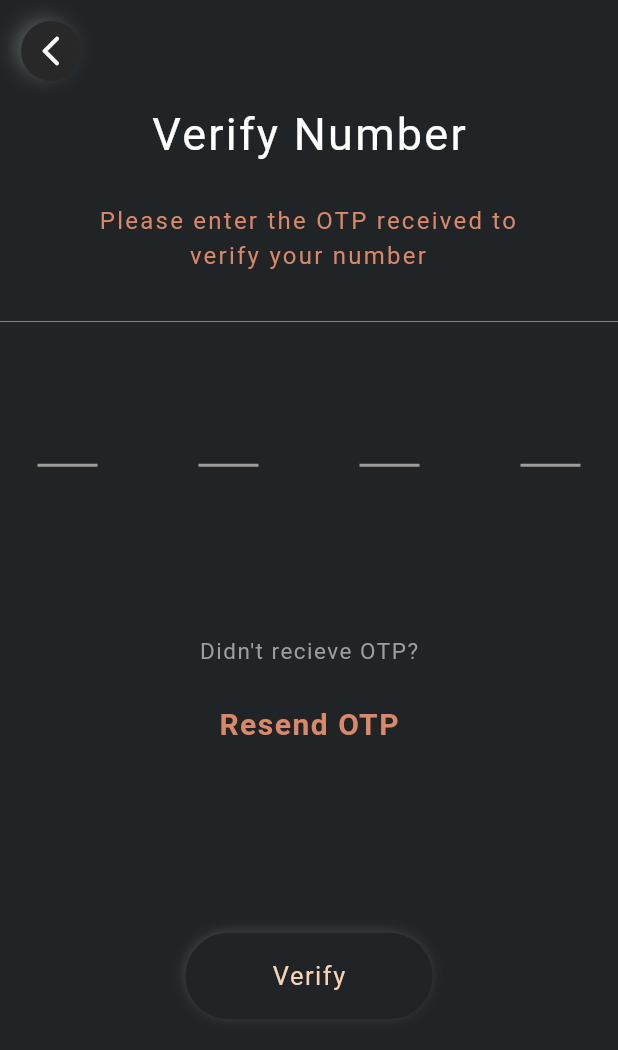
After one commit to b4si/Yuktidea-Machine-Test, a Flutter app: the OtpScreen screen opened directly, on a phone screen of 412 x 824 dp. The commit adds this screen. Shown: the top 1050 px of the screen. Run offline on Flutter 3.47's test engine with Material 3 defaults, Android fonts, the phone set to English and light mode, and no system bars; drawn by our look-alikes of pin_code_fields; our stand-ins replace dio, flutter_svg, flutter_widget_from_html; network calls fail.

Commit message:
Otp sending functioanily and UI

```diff
--- a/lib/controller/country_controller.dart
+++ b/lib/controller/country_controller.dart
@@ -1,9 +1,14 @@
 import 'package:dio/dio.dart';
 import 'package:flutter/material.dart';
+import 'package:flutter/widgets.dart';
 import 'package:muhammed_basil/model/country_list_model.dart';
 import 'package:muhammed_basil/services/country_list_services.dart';
 
 class CountryController with ChangeNotifier {
+  TextEditingController phoneNumberController = TextEditingController();
+  String selectedCountry = '';
+  String selectedCountryCode = '';
+  String selectedProfession = '';
   List<Datum> countryList = [];
   getCountryList() async {
     Response response = await CountryListService().getCountryList();
--- a/lib/main.dart
+++ b/lib/main.dart
@@ -1,5 +1,6 @@
 import 'package:flutter/material.dart';
 import 'package:muhammed_basil/controller/country_controller.dart';
+import 'package:muhammed_basil/controller/otp_controller.dart';
 import 'package:muhammed_basil/controller/terms_services_provider.dart';
 import 'package:muhammed_basil/view/on_boarding_screen.dart';
 import 'package:provider/provider.dart';
@@ -20,6 +21,9 @@ class MyApp extends StatelessWidget {
         ),
         ChangeNotifierProvider(
           create: (context) => CountryController(),
+        ),
+        ChangeNotifierProvider(
+          create: (context) => OtpController(),
         )
       ],
       builder: (context, child) => MaterialApp(
--- /dev/null
+++ b/lib/utils/common_colors.dart
@@ -0,0 +1,3 @@
+import 'package:flutter/material.dart';
+
+Color mainColor = const Color(0xFF212426);
--- /dev/null
+++ b/lib/view/otp_screen.dart
@@ -0,0 +1,129 @@
+import 'package:flutter/material.dart';
+import 'package:muhammed_basil/utils/common_colors.dart';
+import 'package:muhammed_basil/view/widgets/common_back_button.dart';
+import 'package:muhammed_basil/view/widgets/common_button.dart';
+import 'package:pin_code_fields/pin_code_fields.dart';
+
+class OtpScreen extends StatelessWidget {
+  const OtpScreen({super.key});
+
+  @override
+  Widget build(BuildContext context) {
+    Size size = MediaQuery.of(context).size;
+    return Scaffold(
+      resizeToAvoidBottomInset: false,
+      backgroundColor: mainColor,
+      body: SafeArea(
+        child: Column(
+          crossAxisAlignment: CrossAxisAlignment.start,
+          children: [
+            Padding(
+              padding: const EdgeInsets.all(14.0),
+              child: CommonBackButton(ontap: () {
+                Navigator.pop(context);
+              }),
+            ),
+            const Row(
+              mainAxisAlignment: MainAxisAlignment.center,
+              children: [
+                Text(
+                  'Verify Number',
+                  style: TextStyle(
+                      color: Colors.white,
+                      fontSize: 30,
+                      letterSpacing: 1.5,
+                      fontWeight: FontWeight.w400),
+                ),
+              ],
+            ),
+            SizedBox(
+              height: size.height * 0.03,
+            ),
+            Row(
+              mainAxisAlignment: MainAxisAlignment.center,
+              children: [
+                SizedBox(
+                  width: size.width * 0.75,
+                  child: const Text(
+                    'Please enter the OTP received to verify your number  ',
+                    style: TextStyle(
+                      color: Color(0xFFD9896A),
+                      fontSize: 16,
+                      letterSpacing: 1.5,
+                      fontWeight: FontWeight.w400,
+                    ),
+                    textAlign: TextAlign.center,
+                  ),
+                )
+              ],
+            ),
+            SizedBox(
+              height: size.height * 0.03,
+            ),
+            const Divider(
+              thickness: 0.4,
+            ),
+            SizedBox(
+              height: size.height * 0.03,
+            ),
+            Padding(
+              padding: const EdgeInsets.symmetric(horizontal: 25, vertical: 14),
+              child: PinCodeTextField(
+                appContext: context,
+                length: 4,
+                keyboardType: TextInputType.number,
+                pinTheme: PinTheme(
+                  activeColor: const Color(0xFFD9896A),
+                  inactiveColor: Colors.grey,
+                  selectedColor: const Color(0xFFD9896A),
+                ),
+              ),
+            ),
+            SizedBox(
+              height: size.height * 0.1,
+            ),
+            const Row(
+              mainAxisAlignment: MainAxisAlignment.center,
+              children: [
+                Text(
+                  "Didn't recieve OTP?",
+                  style: TextStyle(
+                    color: Colors.grey,
+                    fontSize: 15,
+                    fontWeight: FontWeight.w400,
+                    letterSpacing: 1,
+                  ),
+                ),
+              ],
+            ),
+            SizedBox(
+              height: size.height * 0.03,
+            ),
+            const Row(
+              mainAxisAlignment: MainAxisAlignment.center,
+              children: [
+                Text(
+                  'Resend OTP',
+                  style: TextStyle(
+                      color: Color(0xFFD9896A),
+                      fontSize: 20,
+                      fontWeight: FontWeight.w600,
+                      letterSpacing: 1),
+                ),
+              ],
+            ),
+            SizedBox(
+              height: size.height * 0.15,
+            ),
+            Row(
+              mainAxisAlignment: MainAxisAlignment.center,
+              children: [
+                CommonButton(text: 'Verify', function: () {}),
+              ],
+            )
+          ],
+        ),
+      ),
+    );
+  }
+}
--- /dev/null
+++ b/lib/view/widgets/common_button.dart
@@ -0,0 +1,43 @@
+import 'package:flutter/material.dart';
+import 'package:muhammed_basil/utils/common_colors.dart';
+
+class CommonButton extends StatelessWidget {
+  final String text;
+  final VoidCallback function;
+  const CommonButton({
+    super.key,
+    required this.text,
+    required this.function,
+  });
+
+  @override
+  Widget build(BuildContext context) {
+    Size size = MediaQuery.of(context).size;
+    return InkWell(
+      onTap: function,
+      child: Container(
+        alignment: Alignment.center,
+        decoration: BoxDecoration(
+            color: mainColor,
+            boxShadow: const [
+              BoxShadow(
+                  offset: Offset(-1, -1),
+                  color: Color.fromARGB(111, 145, 145, 145),
+                  blurRadius: 8,
+                  spreadRadius: -2)
+            ],
+            borderRadius: BorderRadius.circular(30)),
+        width: size.width * 0.4,
+        height: size.height * 0.07,
+        child: Text(
+          text,
+          style: const TextStyle(
+              color: Color(0xFFF9D3B4),
+              fontSize: 17,
+              letterSpacing: 1,
+              fontWeight: FontWeight.w400),
+        ),
+      ),
+    );
+  }
+}
--- a/pubspec.yaml
+++ b/pubspec.yaml
@@ -40,6 +40,7 @@ dependencies:
   flutter_widget_from_html: ^0.14.11
   flutter_svg: ^2.0.10+1
   cached_network_image: ^3.3.1
+  pin_code_fields: ^8.0.1
 
 
 
```
Also changed, not shown: lib/controller/otp_controller.dart (added, +53 -0 lines), lib/model/otp_send_response_model.dart (added, +95 -0 lines), lib/services/otp_services.dart (added, +31 -0 lines), lib/view/country_select_screen.dart (+12 -3 lines), lib/view/on_boarding_screen.dart (+7 -1 lines), lib/view/phone_number_screen.dart (added, +161 -0 lines), pubspec.lock.
